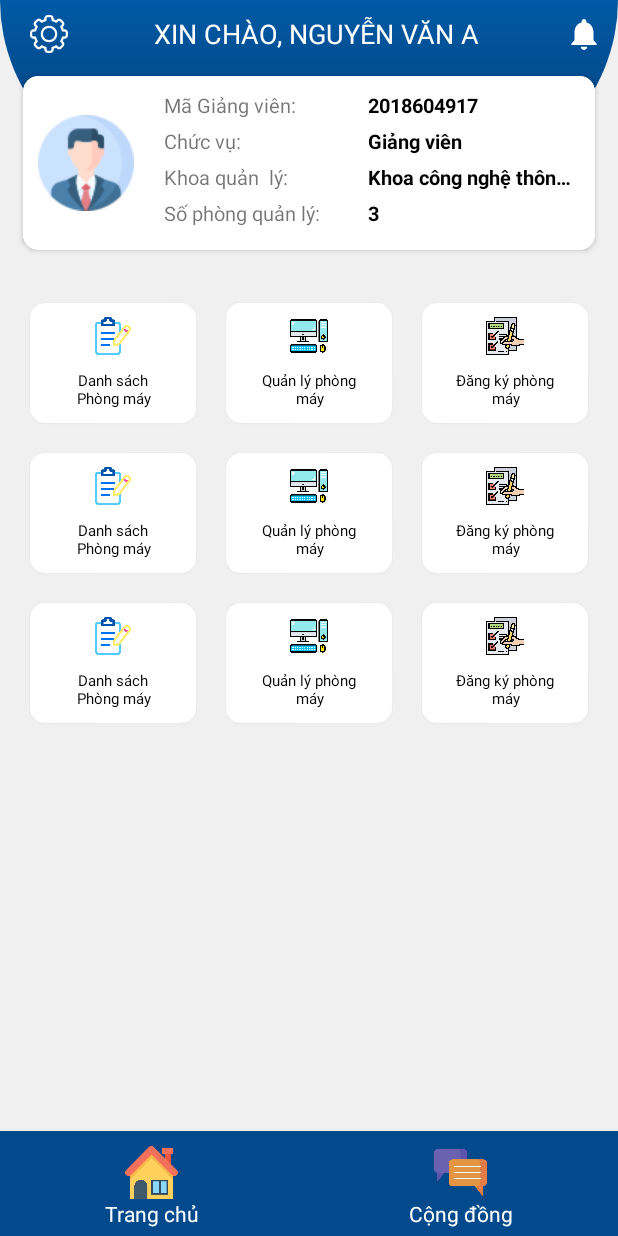
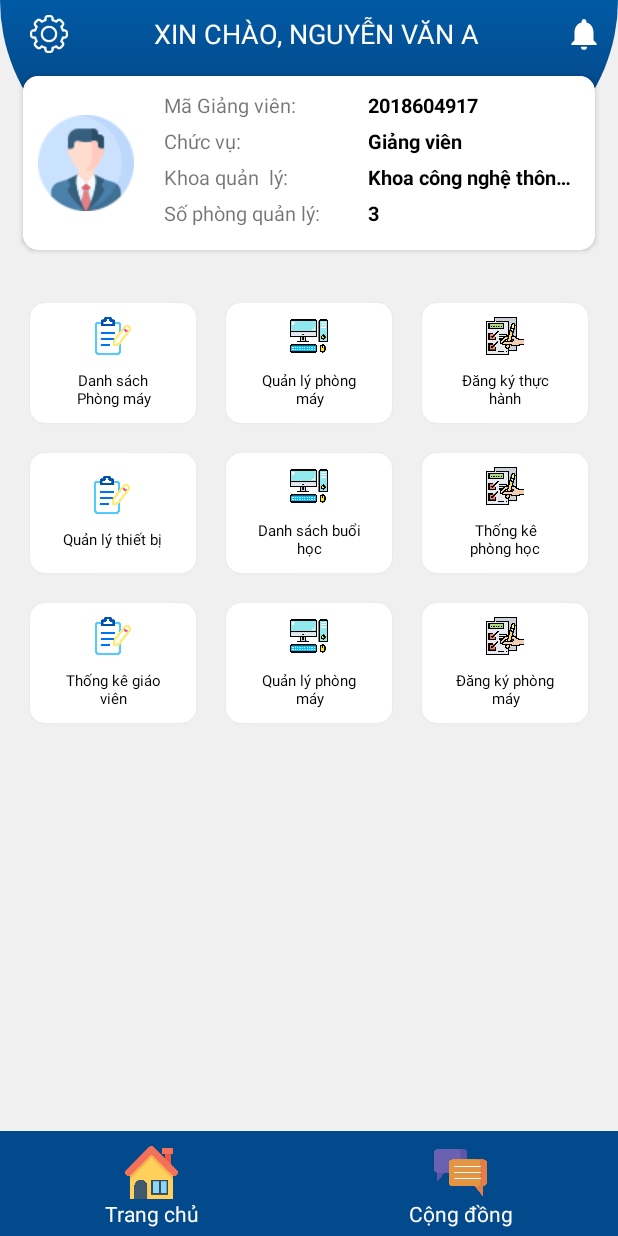
Before and after one commit to Shieldo392/Lab_Mangement, an Android app: the screen it shows after launch (MainActivity), on a phone screen of 412 x 824 dp. Run offline under Robolectric (Android 15) with nearby library versions, the phone set to English and light mode, and no system bars.

Commit message:
Update UI Home page

```diff
--- a/app/src/main/res/layout/activity_main.xml
+++ b/app/src/main/res/layout/activity_main.xml
@@ -265,7 +265,7 @@
                         android:gravity="center"
                         android:paddingLeft="15dp"
                         android:paddingRight="15dp"
-                        android:text="Đăng ký phòng máy"
+                        android:text="Đăng ký thực hành"
                         android:textColor="@color/black"
                         android:textSize="10dp" />
 
@@ -303,7 +303,7 @@
                         android:gravity="center"
                         android:paddingLeft="15dp"
                         android:paddingRight="15dp"
-                        android:text="Danh sách Phòng máy"
+                        android:text="Quản lý thiết bị"
                         android:textColor="@color/black"
                         android:textSize="10dp" />
 
@@ -334,7 +334,7 @@
                         android:gravity="center"
                         android:paddingLeft="15dp"
                         android:paddingRight="15dp"
-                        android:text="Quản lý phòng máy"
+                        android:text="Danh sách buổi học"
                         android:textColor="@color/black"
                         android:textSize="10dp" />
 
@@ -365,7 +365,7 @@
                         android:gravity="center"
                         android:paddingLeft="15dp"
                         android:paddingRight="15dp"
-                        android:text="Đăng ký phòng máy"
+                        android:text="Thống kê phòng học"
                         android:textColor="@color/black"
                         android:textSize="10dp" />
 
@@ -403,7 +403,7 @@
                         android:gravity="center"
                         android:paddingLeft="15dp"
                         android:paddingRight="15dp"
-                        android:text="Danh sách Phòng máy"
+                        android:text="Thống kê giáo viên"
                         android:textColor="@color/black"
                         android:textSize="10dp" />
 
```
